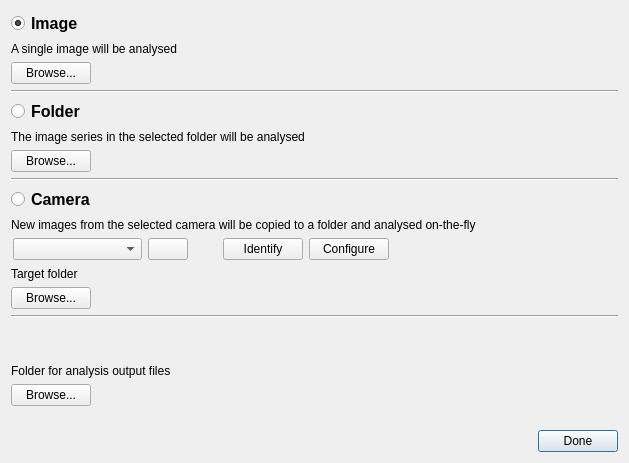
Above: Application/ui/ImageSourceDialog.ui from rayngrowingsystems/RVS_Analytics before the change. Below: the same form after it.
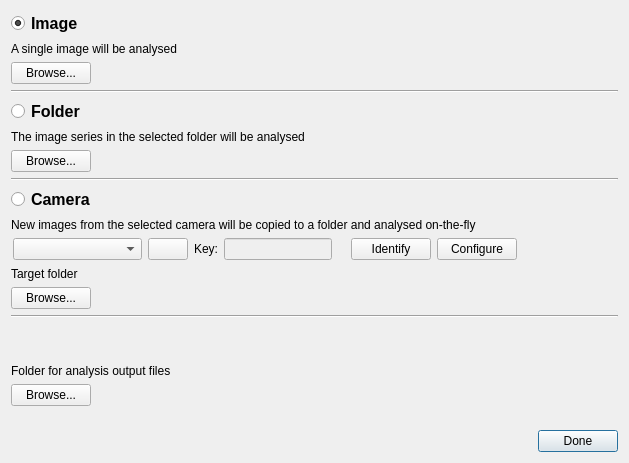
That is the form after the change. Icons and pictures are not drawn.

```diff
--- a/Application/ui/ImageSourceDialog.ui
+++ b/Application/ui/ImageSourceDialog.ui
@@ -174,7 +174,7 @@
       </widget>
      </item>
      <item>
-      <layout class="QHBoxLayout" name="horizontalLayout_4" stretch="1,1,1,0,0,8">
+      <layout class="QHBoxLayout" name="horizontalLayout_4" stretch="1,1,0,0,1,0,0,8">
        <property name="leftMargin">
         <number>2</number>
        </property>
@@ -205,6 +205,20 @@
          </property>
         </widget>
        </item>
+       <item>
+        <widget class="QLabel" name="label_6">
+         <property name="text">
+          <string>Key:</string>
+         </property>
+        </widget>
+       </item>
+       <item>
+        <widget class="QLineEdit" name="camera_api_key">
+         <property name="enabled">
+          <bool>false</bool>
+         </property>
+        </widget>
+       </item>
        <item>
         <spacer name="horizontalSpacer_4">
          <property name="orientation">
```
